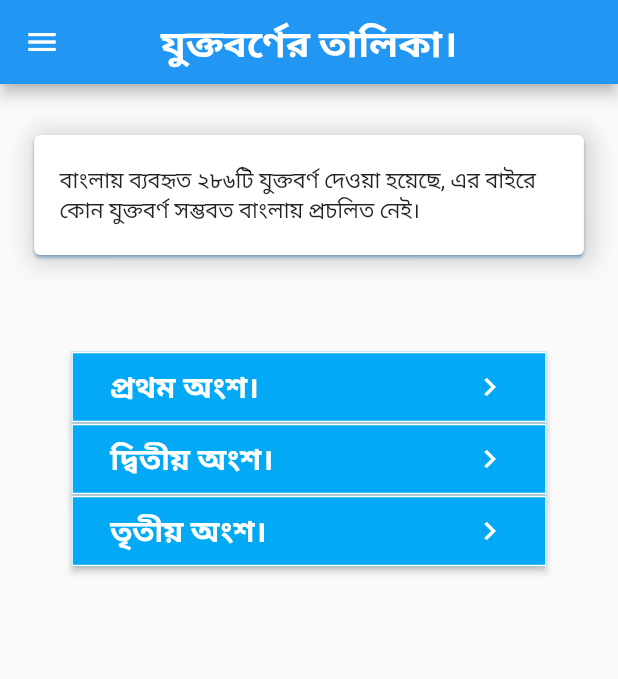
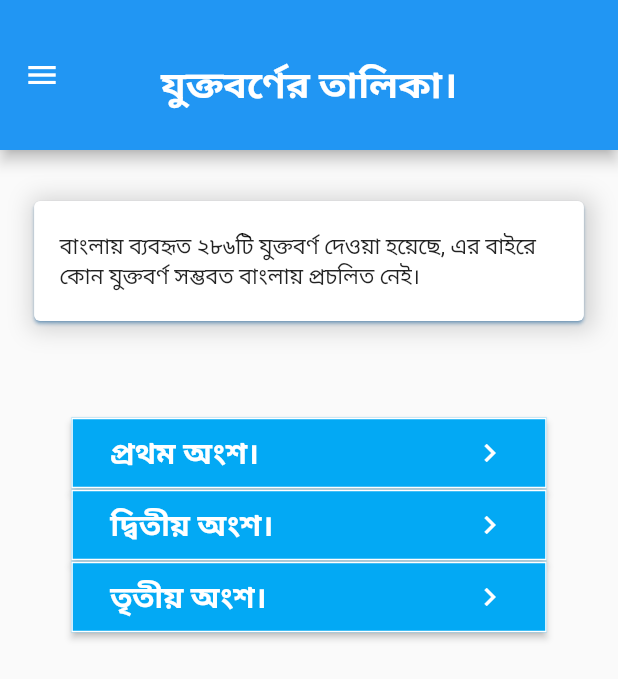
Before and after one commit to fdmominbd/joint_letter, a Flutter app: the screen it shows after launch, on a phone screen of 412 x 824 dp. Shown: the top 679 px of the screen. Run offline on Flutter 3.47's test engine with Material 2 defaults, Android fonts, the light colour scheme and no system bars.

Commit message:
first commit 8.12.21

```diff
--- a/lib/my_home_page.dart
+++ b/lib/my_home_page.dart
@@ -13,19 +13,23 @@ class MyHomePage extends StatefulWidget {
 class _MyHomePageState extends State<MyHomePage> {
   @override
   Widget build(BuildContext context) {
-    final double screenHeight=MediaQuery.of(context).size.height;
-    final double screenWidth=MediaQuery.of(context).size.width;
+    final double H=MediaQuery.of(context).size.height;
+    final double W=MediaQuery.of(context).size.width;
     return SafeArea(
       child: Scaffold(
         appBar: AppBar(
+          toolbarHeight: 100,
           backgroundColor: Colors.blue,
           centerTitle: true,
-          title: Text(
-              'যুক্তবর্ণের তালিকা।',
-                  style: TextStyle(
-                    fontSize: 25,
-                      fontWeight: FontWeight.bold
-                  ),
+          title: Padding(
+            padding: const EdgeInsets.only(top: 10),
+            child: Text(
+                'যুক্তবর্ণের তালিকা।',
+                    style: TextStyle(
+                      fontSize: 25,
+                        fontWeight: FontWeight.bold
+                    ),
+            ),
           ),
         ),
         drawer: Drawer(),
```
